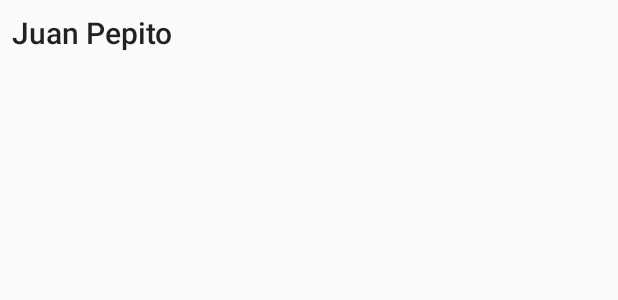
After one commit to yiyocx/EpoxyDemo, an Android app: the layout item_author_photos.xml on its own in the app's theme, with its tools: preview values and no code run, on a phone screen of 412 x 824 dp. The commit adds this screen. Shown: the top 300 px of the screen. Run offline under Robolectric (Android 15) with nearby library versions, the phone set to English and light mode, and no system bars.

Commit message:
Show some authors with its photos in recycler horizontal
inside recycler vertical using Airbnb Epoxy Library.

```diff
--- a/app/build.gradle
+++ b/app/build.gradle
@@ -36,6 +36,7 @@ dependencies {
     compile 'com.google.code.gson:gson:2.6.2'
     compile 'io.reactivex:rxjava:1.1.5'
     compile 'io.reactivex:rxandroid:1.2.0'
+    compile 'com.squareup.picasso:picasso:2.5.2'
     compile 'com.airbnb.android:epoxy:1.2.0'
     testCompile 'junit:junit:4.12'
 }
--- a/app/src/main/java/com/example/yiyo/epoxydemo/MainActivity.java
+++ b/app/src/main/java/com/example/yiyo/epoxydemo/MainActivity.java
@@ -15,7 +15,7 @@ public class MainActivity extends AppCompatActivity {
         MainViewModel viewModel = new MainViewModel(this);
 
         binding.setViewModel(viewModel);
-        binding.recycler.setAdapter(viewModel.getPhotoAdapter());
+        binding.recycler.setAdapter(viewModel.getMainAdapter());
 
         viewModel.loadCollections();
     }
--- /dev/null
+++ b/app/src/main/res/layout/item_author_photos.xml
@@ -0,0 +1,24 @@
+<?xml version="1.0" encoding="utf-8"?>
+<LinearLayout xmlns:android="http://schemas.android.com/apk/res/android"
+    xmlns:tools="http://schemas.android.com/tools"
+    xmlns:app="http://schemas.android.com/apk/res-auto"
+    android:orientation="vertical"
+    android:layout_width="match_parent"
+    android:layout_height="match_parent">
+
+    <TextView
+        android:id="@+id/textView_author"
+        android:layout_width="match_parent"
+        android:layout_height="wrap_content"
+        tools:text="Juan Pepito"
+        android:padding="8dp"
+        android:textAppearance="@style/TextAppearance.AppCompat.Title"/>
+
+    <android.support.v7.widget.RecyclerView
+        android:id="@+id/recyclerView_photos"
+        android:layout_width="match_parent"
+        android:layout_height="wrap_content"
+        android:orientation="horizontal"
+        app:layoutManager="android.support.v7.widget.LinearLayoutManager"/>
+
+</LinearLayout>
--- /dev/null
+++ b/app/src/main/res/layout/item_photo.xml
@@ -0,0 +1,6 @@
+<?xml version="1.0" encoding="utf-8"?>
+<ImageView
+    xmlns:android="http://schemas.android.com/apk/res/android"
+    android:layout_width="wrap_content"
+    android:layout_height="wrap_content"
+    android:layout_margin="8dp"/>
--- /dev/null
+++ b/app/src/main/res/layout/view_model_author_photos.xml
@@ -0,0 +1,5 @@
+<?xml version="1.0" encoding="utf-8"?>
+<com.example.yiyo.epoxydemo.views.AuthorPhotosView
+    xmlns:android="http://schemas.android.com/apk/res/android"
+    android:layout_width="match_parent"
+    android:layout_height="wrap_content" />
```
Also changed, not shown: app/src/main/java/com/example/yiyo/epoxydemo/MainViewModel.java (+29 -7 lines), app/src/main/java/com/example/yiyo/epoxydemo/PhotoAdapter.java (deleted, +0 -18 lines), app/src/main/java/com/example/yiyo/epoxydemo/adapters/AuthorPhotosAdapter.java (added, +47 -0 lines), app/src/main/java/com/example/yiyo/epoxydemo/adapters/MainAdapter.java (added, +25 -0 lines), app/src/main/java/com/example/yiyo/epoxydemo/models/AuthorPhotosModel.java (added, +35 -0 lines), app/src/main/java/com/example/yiyo/epoxydemo/models/HeaderModel.java (deleted, +0 -15 lines), app/src/main/java/com/example/yiyo/epoxydemo/views/AuthorPhotosView.java (added, +51 -0 lines).
